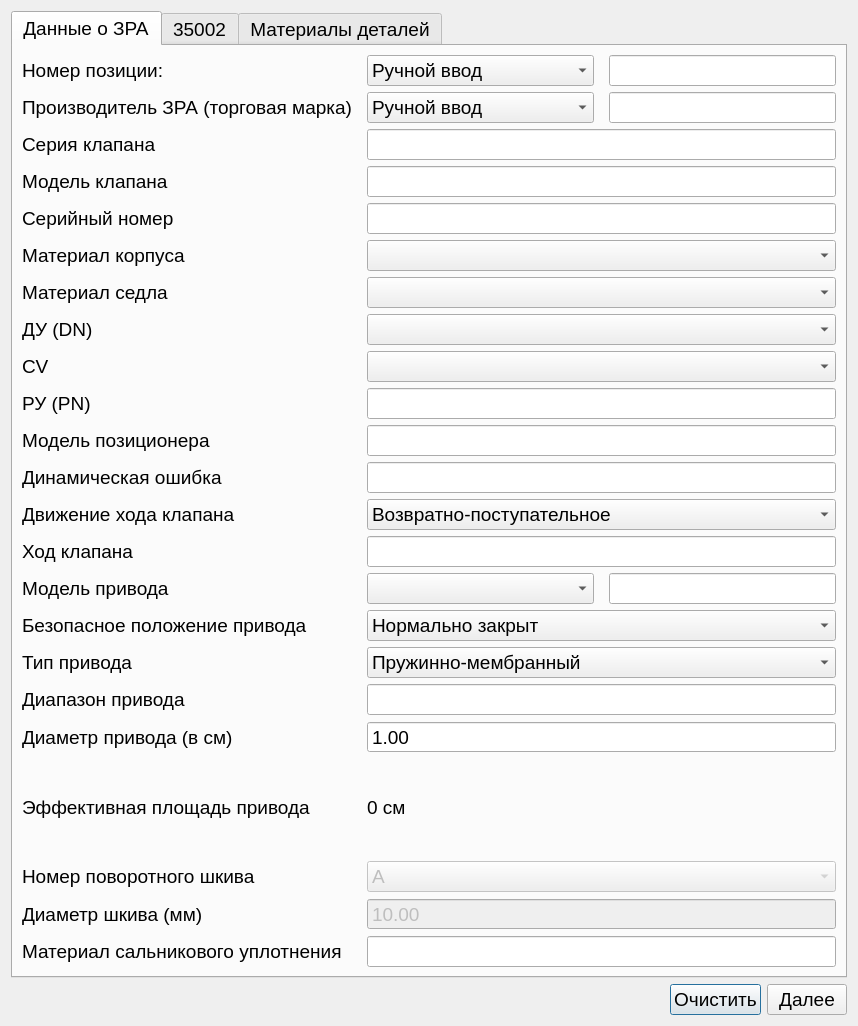
Before: the Qt Designer form ValveWindow.ui in Rekvim/MpiSdk, drawn with Qt 5.
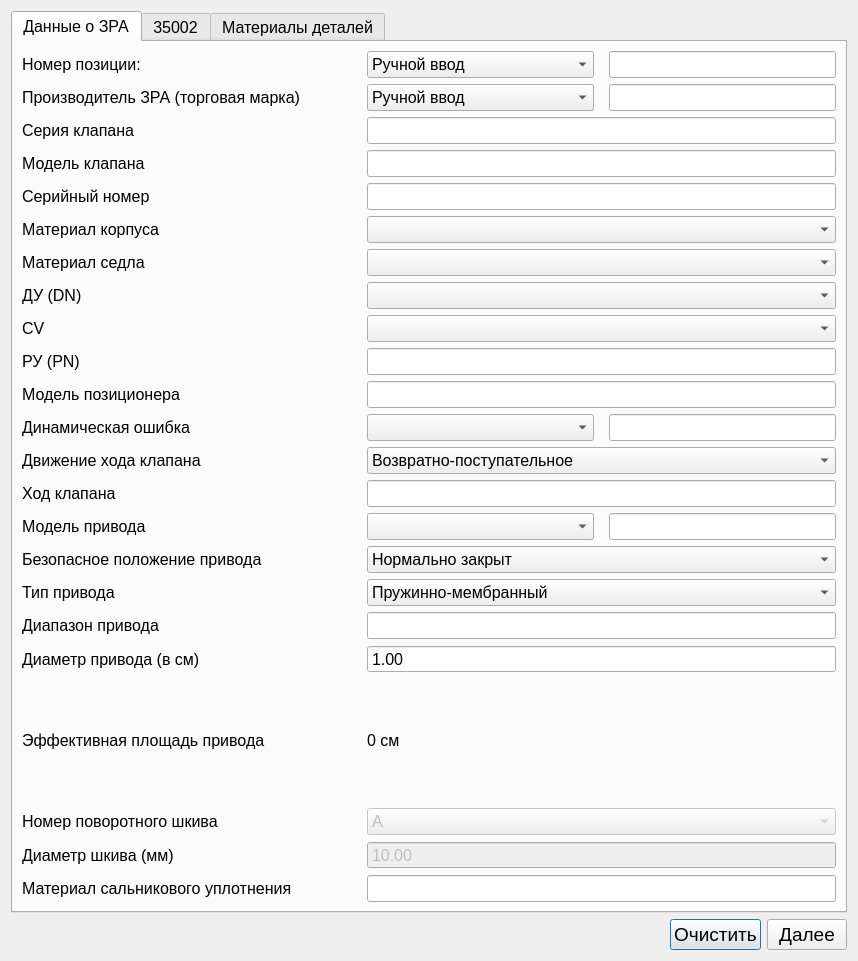
After: the same form once the commit is applied.

Diff of the .ui file:
```diff
--- a/ValveWindow.ui
+++ b/ValveWindow.ui
@@ -7,7 +7,7 @@
     <x>0</x>
     <y>0</y>
     <width>858</width>
-    <height>1026</height>
+    <height>961</height>
    </rect>
   </property>
   <property name="font">
@@ -23,7 +23,7 @@
     <widget class="QTabWidget" name="tabWidget_Data">
      <property name="font">
       <font>
-       <pointsize>14</pointsize>
+       <pointsize>12</pointsize>
       </font>
      </property>
      <property name="currentIndex">
@@ -460,6 +460,16 @@
            </property>
           </widget>
          </item>
+         <item>
+          <widget class="QComboBox" name="comboBox_dinamicError">
+           <property name="sizePolicy">
+            <sizepolicy hsizetype="Expanding" vsizetype="Fixed">
+             <horstretch>0</horstretch>
+             <verstretch>0</verstretch>
+            </sizepolicy>
+           </property>
+          </widget>
+         </item>
          <item>
           <widget class="QLineEdit" name="lineEdit_dinamicError"/>
          </item>
```
Left out of the diff: 2 changed lines with no effect on the pictures.
